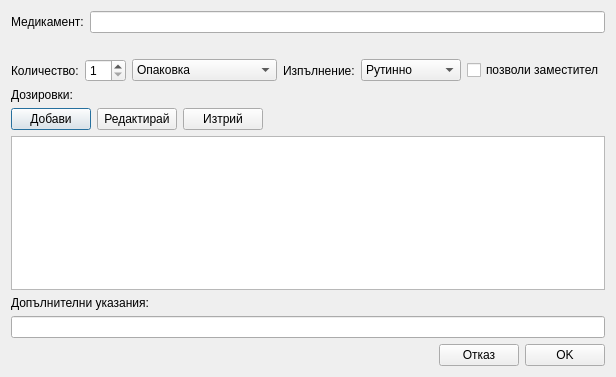
First picture: the form in src/View/Widgets/MedicationDialog.ui, repository thefinalcutbg/DinoDent, before the edit.
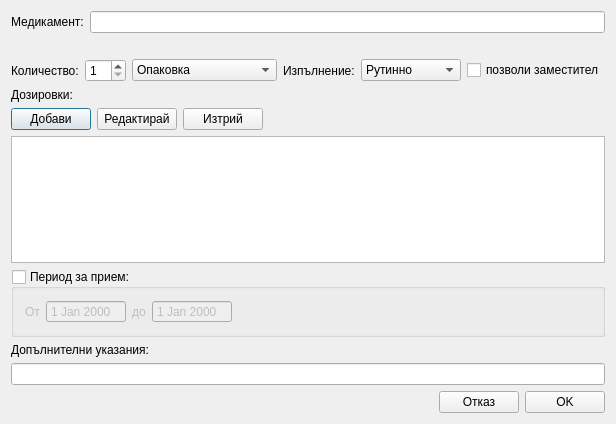
Second picture: the form after the edit. Custom widgets are drawn as their Qt base class.

Commit message: Prescription dose period implemented. Db migration 10.

Diff of the .ui file:
```diff
--- a/src/View/Widgets/MedicationDialog.ui
+++ b/src/View/Widgets/MedicationDialog.ui
@@ -7,7 +7,7 @@
     <x>0</x>
     <y>0</y>
     <width>598</width>
-    <height>377</height>
+    <height>424</height>
    </rect>
   </property>
   <property name="windowTitle">
@@ -185,6 +185,74 @@
    <item>
     <widget class="QListWidget" name="dosageList"/>
    </item>
+   <item>
+    <widget class="QGroupBox" name="periodGroup">
+     <property name="title">
+      <string>Период за прием:</string>
+     </property>
+     <property name="checkable">
+      <bool>true</bool>
+     </property>
+     <property name="checked">
+      <bool>false</bool>
+     </property>
+     <layout class="QHBoxLayout" name="horizontalLayout_5">
+      <item>
+       <widget class="QLabel" name="label_6">
+        <property name="text">
+         <string>От</string>
+        </property>
+       </widget>
+      </item>
+      <item>
+       <widget class="DateEdit" name="fromDate">
+        <property name="minimumSize">
+         <size>
+          <width>80</width>
+          <height>0</height>
+         </size>
+        </property>
+        <property name="buttonSymbols">
+         <enum>QAbstractSpinBox::NoButtons</enum>
+        </property>
+       </widget>
+      </item>
+      <item>
+       <widget class="QLabel" name="label_7">
+        <property name="text">
+         <string>до</string>
+        </property>
+       </widget>
+      </item>
+      <item>
+       <widget class="DateEdit" name="toDate">
+        <property name="minimumSize">
+         <size>
+          <width>80</width>
+          <height>0</height>
+         </size>
+        </property>
+        <property name="buttonSymbols">
+         <enum>QAbstractSpinBox::NoButtons</enum>
+        </property>
+       </widget>
+      </item>
+      <item>
+       <spacer name="horizontalSpacer">
+        <property name="orientation">
+         <enum>Qt::Horizontal</enum>
+        </property>
+        <property name="sizeHint" stdset="0">
+         <size>
+          <width>40</width>
+          <height>20</height>
+         </size>
+        </property>
+       </spacer>
+      </item>
+     </layout>
+    </widget>
+   </item>
    <item>
     <widget class="QLabel" name="label_4">
      <property name="text">
@@ -235,6 +303,11 @@
    <extends>QLineEdit</extends>
    <header>View/uiComponents/AutoCompleteLineEdit.h</header>
   </customwidget>
+  <customwidget>
+   <class>DateEdit</class>
+   <extends>QDateEdit</extends>
+   <header>View/uiComponents/dateedit.h</header>
+  </customwidget>
  </customwidgets>
  <resources/>
  <connections/>
```
The commit also changes 17 other files.
